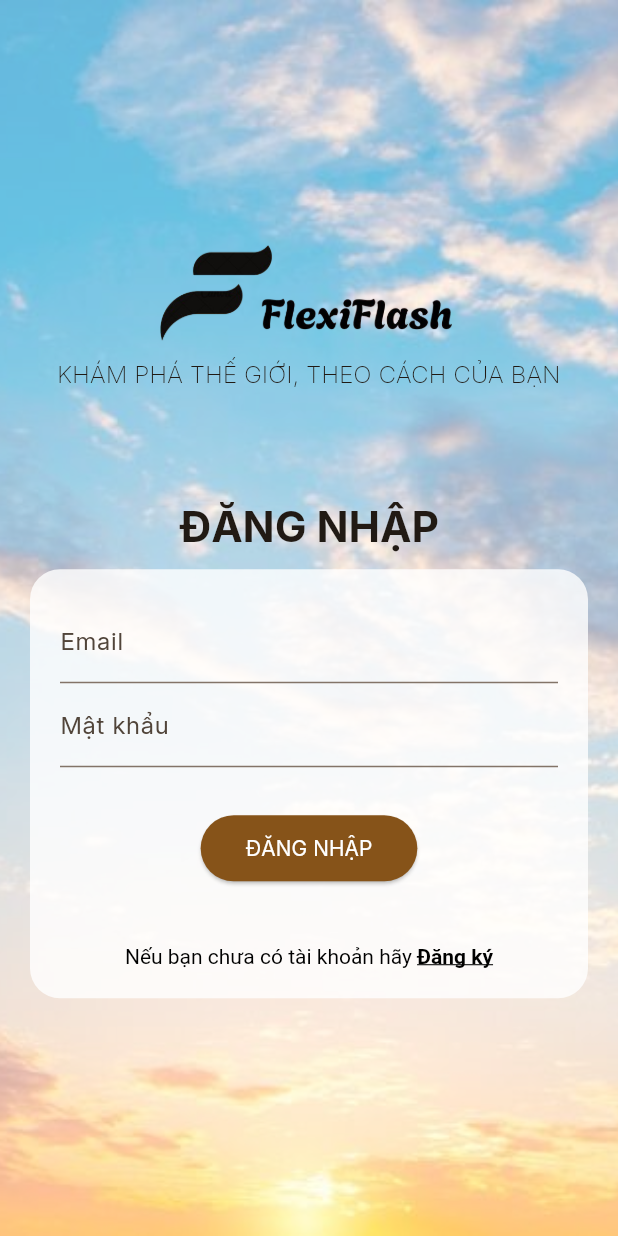
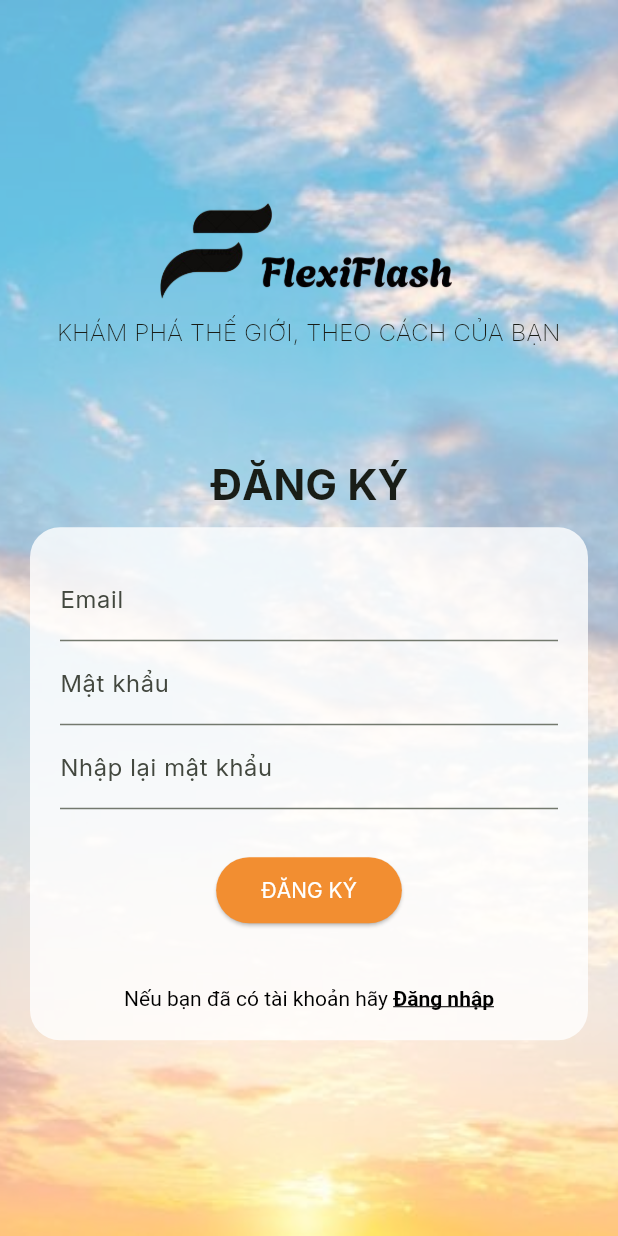
Before and after one commit to JenaT03/FlexiFlash, a Flutter app: the screen it shows after launch, on a phone screen of 412 x 824 dp. Run offline on Flutter 3.47's test engine with Material 3 defaults, Android fonts, the light colour scheme and no system bars.

Commit message:
thay doi seedcolor

```diff
--- a/lib/main.dart
+++ b/lib/main.dart
@@ -11,8 +11,8 @@
   @override
   Widget build(BuildContext context) {
     final colorScheme = ColorScheme.fromSeed(
-      seedColor: Color.fromARGB(255, 255, 153, 19),
-      secondary: Color.fromARGB(255, 255, 198, 123),
+      seedColor: Color.fromARGB(255, 29, 255, 17),
+      secondary: Color.fromARGB(255, 242, 142, 49),
       surface: Colors.white,
     );
     final themeData = ThemeData(
@@ -29,7 +29,7 @@
       title: 'FlexiFlash',
       debugShowCheckedModeBanner: false,
       theme: themeData,
-      home: const Login(),
+      home: const Register(),
     );
   }
 }
--- a/lib/ui/auth/login.dart
+++ b/lib/ui/auth/login.dart
@@ -81,9 +81,9 @@ class Login extends StatelessWidget {
                             onPressed: () {},
                             style: ElevatedButton.styleFrom(
                               backgroundColor:
-                                  Theme.of(context).colorScheme.primary,
+                                  Theme.of(context).colorScheme.secondary,
                               foregroundColor:
-                                  Theme.of(context).colorScheme.onPrimary,
+                                  Theme.of(context).colorScheme.onSecondary,
                               padding: const EdgeInsets.symmetric(
                                   horizontal: 30, vertical: 12),
                             ),
--- a/lib/ui/auth/register.dart
+++ b/lib/ui/auth/register.dart
@@ -93,10 +93,10 @@ class Register extends StatelessWidget {
                             style: ElevatedButton.styleFrom(
                               backgroundColor: Theme.of(context)
                                   .colorScheme
-                                  .primary, // Màu nền
+                                  .secondary, // Màu nền
                               foregroundColor: Theme.of(context)
                                   .colorScheme
-                                  .onPrimary, // Màu chữ
+                                  .onSecondary, // Màu chữ
 
                               padding: const EdgeInsets.symmetric(
                                   horizontal: 30, vertical: 12),
```
